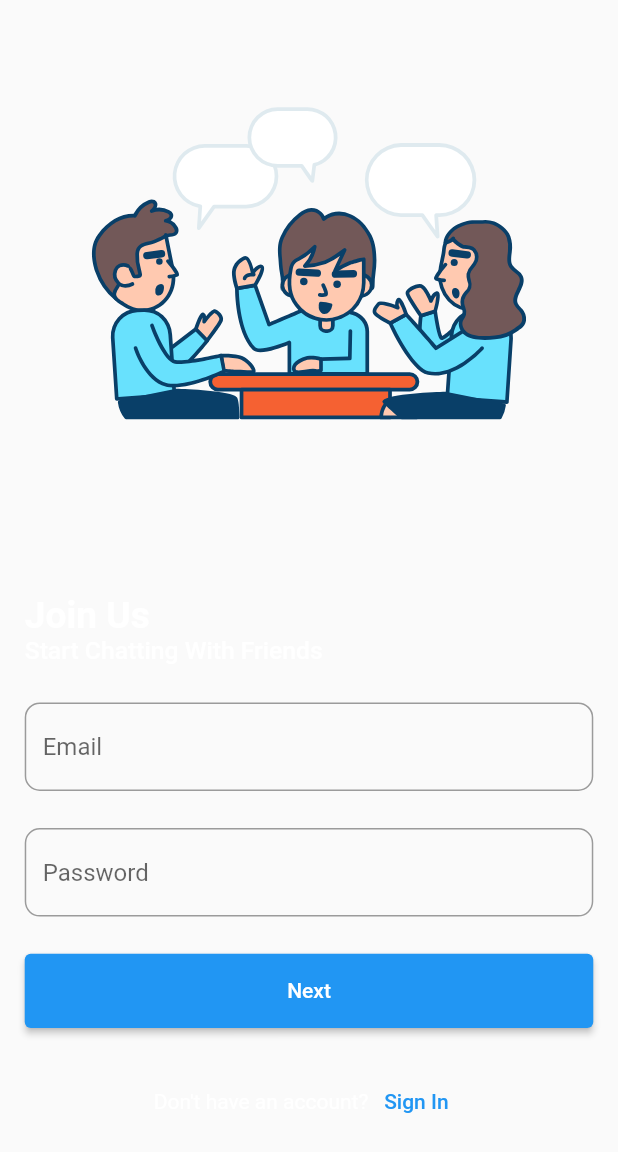
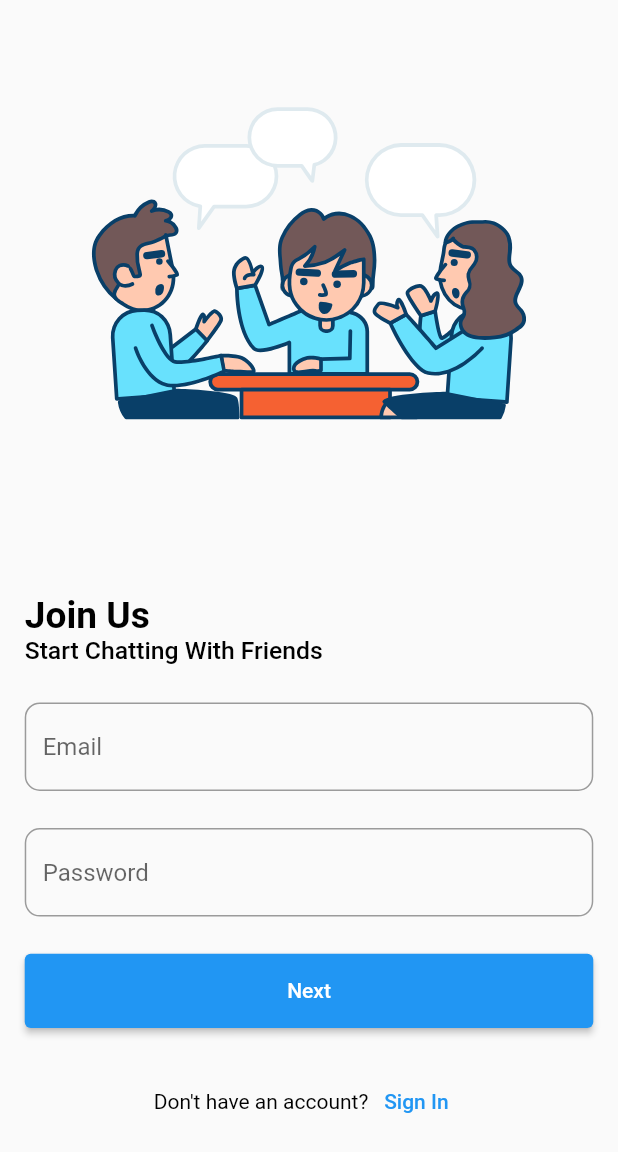
Before and after one commit to yuvrajgrover6/custom_messenger_flutter, a Flutter app: the screen it shows after launch, after a tap on "Sign Up", on a phone screen of 412 x 824 dp. Shown: the top 1152 px of the screen. Run offline on Flutter 3.47's test engine with Material 2 defaults, Android fonts, the light colour scheme and no system bars; our stand-ins replace bubble, cloud_firestore, firebase_auth, firebase_core, firebase_storage, flutter_contacts and 6 more; missing offline and left inert: advance_image_picker, dynamic_icon_flutter, flutter_ringtone_player; accounts and stored records are empty.

```diff
--- a/lib/auth/view/components/custom_text_field.dart
+++ b/lib/auth/view/components/custom_text_field.dart
@@ -7,22 +7,26 @@ class CustomTextField extends StatelessWidget {
     this.controller,
     required this.hint,
     this.validator,
+    this.isPassword
   }) : super(key: key);
 
   final double width;
   final TextEditingController? controller;
   final String hint;
   final String? Function(String?)? validator;
+  final bool? isPassword;
 
   @override
   Widget build(BuildContext context) {
     return SizedBox(
       width: width,
       child: TextFormField(
+        style: TextStyle(color: Colors.black),
         controller: controller,
         autocorrect: true,
         autofocus: false,
         validator: validator,
+        obscureText: isPassword ?? false,
         autovalidateMode: AutovalidateMode.onUserInteraction,
         decoration: InputDecoration(
           hintText: hint,
--- a/lib/auth/view/login.dart
+++ b/lib/auth/view/login.dart
@@ -46,6 +46,7 @@ class Login extends StatelessWidget {
                               style: TextStyle(
                                 fontSize: width * 0.06,
                                 fontWeight: FontWeight.bold,
+                                color: Colors.black,
                               ),
                             ),
                             Text(
@@ -53,6 +54,7 @@ class Login extends StatelessWidget {
                               style: TextStyle(
                                 fontSize: width * 0.04,
                                 fontWeight: FontWeight.w500,
+                                color: Colors.black,
                               ),
                             ),
                           ],
@@ -67,6 +69,7 @@ class Login extends StatelessWidget {
                             width: width,
                             hint: 'Password',
                             validator: validatePassword,
+                            isPassword: true,
                             controller: controller.passwordController),
                         SizedBox(
                           width: width,
@@ -84,7 +87,8 @@ class Login extends StatelessWidget {
                         Row(
                           mainAxisAlignment: MainAxisAlignment.center,
                           children: [
-                            const Text('Don\'t have an account?'),
+                            const Text('Don\'t have an account?',
+                                style: TextStyle(color: Colors.black)),
                             TextButton(
                               onPressed: () {
                                 Get.off(() => const SignUp());
--- a/lib/auth/view/signup.dart
+++ b/lib/auth/view/signup.dart
@@ -47,16 +47,16 @@ class SignUp extends StatelessWidget {
                               Text(
                                 'Join Us',
                                 style: TextStyle(
-                                  fontSize: width * 0.06,
-                                  fontWeight: FontWeight.bold,
-                                ),
+                                    fontSize: width * 0.06,
+                                    fontWeight: FontWeight.bold,
+                                    color: Colors.black),
                               ),
                               Text(
                                 'Start Chatting With Friends',
                                 style: TextStyle(
-                                  fontSize: width * 0.04,
-                                  fontWeight: FontWeight.w500,
-                                ),
+                                    fontSize: width * 0.04,
+                                    fontWeight: FontWeight.w500,
+                                    color: Colors.black),
                               ),
                             ],
                           ),
@@ -87,7 +87,10 @@ class SignUp extends StatelessWidget {
                           Row(
                             mainAxisAlignment: MainAxisAlignment.center,
                             children: [
-                              const Text('Don\'t have an account?'),
+                              const Text(
+                                'Don\'t have an account?',
+                                style: TextStyle(color: Colors.black),
+                              ),
                               TextButton(
                                 onPressed: () {
                                   Get.off(() => const Login());
--- a/lib/call/controller/theme_controller.dart
+++ b/lib/call/controller/theme_controller.dart
@@ -3,9 +3,13 @@ import 'dart:developer';
 import 'package:custom_messenger/call/model/color_model.dart';
 import 'package:flutter/foundation.dart';
 import 'package:flutter/material.dart';
+import 'package:flutter/services.dart';
+import 'package:flutter_phoenix/flutter_phoenix.dart';
 import 'package:get/get.dart';
 import 'package:hive/hive.dart';
+import 'package:dynamic_icon_flutter/dynamic_icon_flutter.dart';
 
+import '../view/restart_widget.dart';
 import 'local_db_controller.dart';
 
 enum colors {
@@ -110,7 +114,7 @@ class ThemeController extends GetxController {
         primaryColor: '0xFFCFD8DC',
         secondaryColor: '0xFF000000')
   ];
-  handleOnTap(
+  Future<void> handleOnTap(
       {required int index,
       required colors primary,
       required colors secondary}) async {
@@ -126,4 +130,32 @@ class ThemeController extends GetxController {
     await colorsLocalDB.clear();
     initializeSettings();
   }
+
+  List<String> iconNames = [
+    "icon_1",
+    "icon_2",
+    "icon_3",
+    "icon_4",
+    "icon_5",
+    "icon_6",
+    "MainActivity",
+  ];
+
+  Future<void> changeAppIcon(int index) async {
+    try {
+      if (await DynamicIconFlutter.supportsAlternateIcons) {
+        await DynamicIconFlutter.setAlternateIconName("icon_${index + 1}");
+        print("App icon change successful");
+        return;
+      }
+    } on PlatformException catch (e) {
+      if (await DynamicIconFlutter.supportsAlternateIcons) {
+        await DynamicIconFlutter.setAlternateIconName(null);
+        print("Change app icon back to default");
+        return;
+      } else {
+        print("Failed to change app icon");
+      }
+    }
+  }
 }
--- /dev/null
+++ b/lib/call/view/restart_widget.dart
@@ -0,0 +1,35 @@
+import 'package:flutter/material.dart';
+
+class RestartWidget extends StatefulWidget {
+  RestartWidget({this.child});
+
+  final Widget? child;
+
+  static void restartApp(BuildContext context) {
+    context.findAncestorStateOfType<_RestartWidgetState>()?.restartApp();
+  }
+
+  @override
+  State<StatefulWidget> createState() {
+    return _RestartWidgetState();
+  }
+}
+
+class _RestartWidgetState extends State<RestartWidget> {
+  Key key = UniqueKey();
+
+  void restartApp() {
+    setState(() {
+      key = UniqueKey();
+    });
+  }
+
+
+  @override
+  Widget build(BuildContext context) {
+    return KeyedSubtree(
+      key: key,
+      child: widget.child ?? Container(),
+    );
+  }
+}
--- a/lib/main.dart
+++ b/lib/main.dart
@@ -1,11 +1,13 @@
 import 'package:custom_messenger/auth/models/user_model.dart';
 import 'package:custom_messenger/auth/view/login.dart';
 import 'package:custom_messenger/call/controller/theme_controller.dart';
+import 'package:custom_messenger/call/view/restart_widget.dart';
 import 'package:custom_messenger/contact/controller/contact_controller.dart';
 import 'package:custom_messenger/firebase_options.dart';
 import 'package:firebase_core/firebase_core.dart';
 
 import 'package:flutter/material.dart';
+import 'package:flutter_phoenix/flutter_phoenix.dart';
 import 'package:get/get.dart';
 import 'package:hive_flutter/hive_flutter.dart';
 import 'auth/controller/auth_controller.dart';
@@ -23,7 +25,7 @@ void main() async {
     await controller.intializeLocalDB();
     return controller;
   }, permanent: true);
-  runApp(const MyApp());
+  runApp(RestartWidget(child: const MyApp()));
 }
 
 class MyApp extends StatelessWidget {
--- a/pubspec.yaml
+++ b/pubspec.yaml
@@ -50,6 +50,9 @@ dependencies:
   hive_flutter:
   bubble:
   flutter_ringtone_player: ^3.2.0
+  flutter_phoenix: ^1.0.0
+  flutter_dynamic_icon: ^2.1.0
+  dynamic_icon_flutter: ^0.0.7
 dev_dependencies:
   flutter_test:
     sdk: flutter
@@ -79,6 +82,7 @@ flutter:
   assets:
     - assets/svg/
     - assets/lottie/
+    - assets/images/
 
   # An image asset can refer to one or more resolution-specific "variants", see
   # https://flutter.dev/assets-and-images/#resolution-aware
```
Also changed, not shown: lib/call/view/settings.dart (+47 -7 lines), lib/chat/controller/chat_view_controller.dart (+3 -6 lines), lib/chat/views/chat_view.dart (+18 -27 lines), assets/images/1.png (added), assets/images/2.png (added), assets/images/3.png (added), assets/images/4.png (added), assets/images/5.png (added), assets/images/6.png (added), pubspec.lock, 102 other files.
